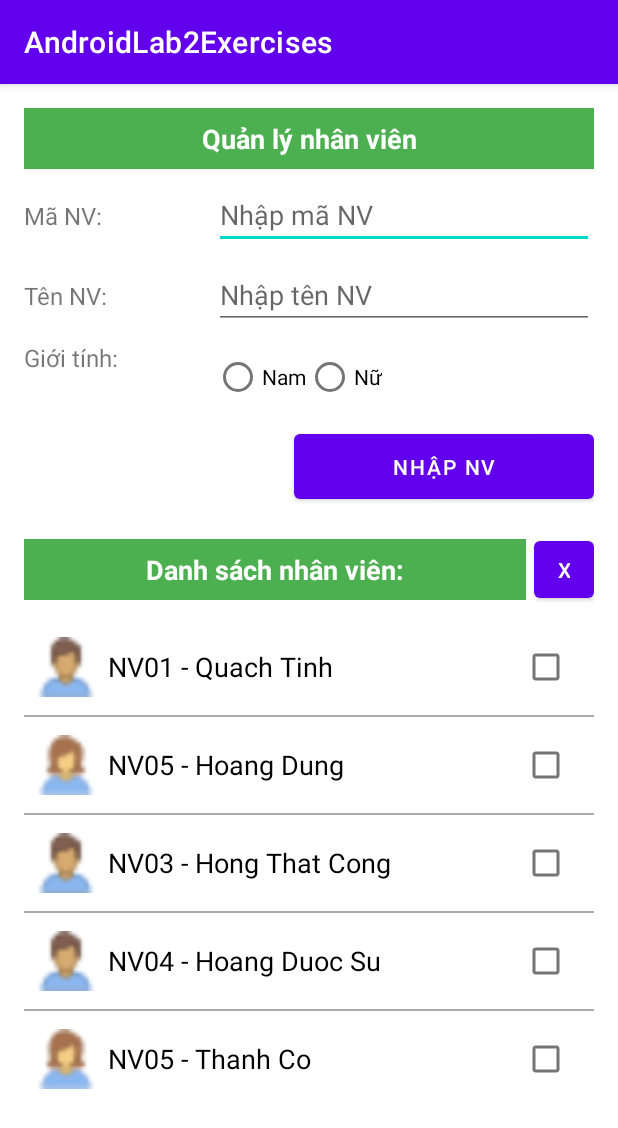
After one commit to HowardPeter/AndroidApp_Lab2, an Android app: the ActivityLab2Bai5 screen opened directly, with no data from a screen before it, on a phone screen of 412 x 824 dp. The commit adds this screen. Shown: the top 1128 px of the screen. Run offline under Robolectric (Android 15) with nearby library versions, the phone set to English and light mode, and no system bars.

Commit message:
Complete a half of exercise 5

```diff
--- a/app/src/main/AndroidManifest.xml
+++ b/app/src/main/AndroidManifest.xml
@@ -11,6 +11,9 @@
         android:supportsRtl="true"
         android:theme="@style/Theme.AndroidLab2Exercises"
         tools:targetApi="31">
+        <activity
+            android:name=".ActivityLab2Bai5"
+            android:exported="false" />
         <activity
             android:name=".Activity2Lab2Bai4"
             android:exported="false" />
--- /dev/null
+++ b/app/src/main/java/android/example/androidlab2exercises/ActivityLab2Bai5.java
@@ -0,0 +1,96 @@
+package android.example.androidlab2exercises;
+
+import androidx.appcompat.app.AppCompatActivity;
+
+import android.os.Bundle;
+import android.view.View;
+import android.widget.Button;
+import android.widget.CheckBox;
+import android.widget.EditText;
+import android.widget.ListView;
+import android.widget.RadioButton;
+import android.widget.RadioGroup;
+
+import java.util.ArrayList;
+
+public class ActivityLab2Bai5 extends AppCompatActivity {
+    EditText edtMaNV, edtTenNV;
+    RadioGroup rgGioiTinh;
+    RadioButton rbNam, rbNu;
+    Button btnNhap, btnXoaNV;
+    ListView lvNhanVien;
+    CheckBox cbXoaNV;
+    CustomAdapterNV customAdapterNV;
+    ArrayList<NhanVien> arrayListNV = new ArrayList<>();
+    int[] dsPic = new int[]{R.drawable.ic_male, R.drawable.ic_female, R.drawable.ic_male, R.drawable.ic_male, R.drawable.ic_female};
+    String[] dsMaNV = new String[]{"NV01", "NV05", "NV03", "NV04", "NV05"};
+    String[] dsTenNV = new String[]{"Quach Tinh", "Hoang Dung", "Hong That Cong", "Hoang Duoc Su", "Thanh Co"};
+    boolean[] dsGioiTinh = new boolean[]{true, false, true, true, false};
+    @Override
+    protected void onCreate(Bundle savedInstanceState) {
+        super.onCreate(savedInstanceState);
+        setContentView(R.layout.activity_lab2_bai5);
+        addControl();
+        addEvent();
+        importToLV();
+    }
+    void createData(int[] id, String[] ma, String[] ten, boolean[] gioi)
+    {
+        for (int i = 0; i < id.length; i++) {
+            NhanVien nv = new NhanVien();
+            nv.idPic = id[i];
+            nv.maNV = ma[i];
+            nv.tenNV = ten[i];
+            nv.gioiTinh = gioi[i];
+            arrayListNV.add(nv);
+        }
+    }
+    void addControl()
+    {
+        edtMaNV = (EditText) findViewById(R.id.edtMaNV);
+        edtTenNV = (EditText) findViewById(R.id.edtTenNV);
+        rgGioiTinh = (RadioGroup) findViewById(R.id.rgGioiTinh);
+        rbNam = (RadioButton) findViewById(R.id.rbNam);
+        rbNu = (RadioButton) findViewById(R.id.rbNu);
+        btnNhap = (Button) findViewById(R.id.btnNhap);
+        btnXoaNV = (Button) findViewById(R.id.btnXoaNV);
+        lvNhanVien = (ListView) findViewById(R.id.lvNhanVien);
+        cbXoaNV = (CheckBox) findViewById(R.id.cbXoaNV);
+    }
+    void addEvent()
+    {
+        btnNhap.setOnClickListener(new View.OnClickListener() {
+            @Override
+            public void onClick(View view) {
+                String maNV = edtMaNV.getText().toString();
+                String tenNV = edtTenNV.getText().toString();
+                boolean gioiTinh = rbNam.isChecked();
+
+                if(!maNV.isEmpty() && !tenNV.isEmpty()){
+                    arrayListNV.add(new NhanVien(maNV, tenNV, gioiTinh));
+                    customAdapterNV.notifyDataSetChanged();
+                }
+            }
+        });
+
+        // incomplete
+//        btnXoaNV.setOnClickListener(new View.OnClickListener() {
+//            @Override
+//            public void onClick(View view) {
+//                for (NhanVien nv : arrayListNV) {
+//                    if(nv.getPicked()){
+//                        arrayListNV.remove(nv);
+//                        customAdapterNV.notifyDataSetChanged();
+//                    }
+//                }
+//            }
+//        });
+
+    }
+    void importToLV()
+    {
+        createData(dsPic, dsMaNV, dsTenNV, dsGioiTinh);
+        customAdapterNV = new CustomAdapterNV(ActivityLab2Bai5.this, R.layout.custom_employees_layout, arrayListNV);
+        lvNhanVien.setAdapter(customAdapterNV);
+    }
+}
--- /dev/null
+++ b/app/src/main/java/android/example/androidlab2exercises/CustomAdapterNV.java
@@ -0,0 +1,53 @@
+package android.example.androidlab2exercises;
+
+import android.content.Context;
+import android.view.LayoutInflater;
+import android.view.View;
+import android.view.ViewGroup;
+import android.widget.ArrayAdapter;
+import android.widget.CheckBox;
+import android.widget.ImageView;
+import android.widget.TextView;
+
+import androidx.annotation.NonNull;
+import androidx.annotation.Nullable;
+
+import java.util.ArrayList;
+
+public class CustomAdapterNV extends ArrayAdapter {
+    Context context;
+    ArrayList<NhanVien> arrayList;
+    int layout;
+
+    public CustomAdapterNV(@NonNull Context context, int layout, @NonNull ArrayList<NhanVien> objects) {
+        super(context, layout, objects);
+        this.context = context;
+        this.layout = layout;
+        this.arrayList = objects;
+    }
+
+    @NonNull
+    @Override
+    public View getView(int position, @Nullable View convertView, @NonNull ViewGroup parent) {
+        NhanVien nv = arrayList.get(position);
+
+        if (convertView == null) {
+            convertView = LayoutInflater.from(context).inflate(layout,null);
+        }
+
+        ImageView imgAvatar = (ImageView) convertView.findViewById(R.id.imgAvatar);
+        if(nv.getGioiTinh()){
+            imgAvatar.setImageResource(R.drawable.ic_male);
+        }else{
+            imgAvatar.setImageResource(R.drawable.ic_female);
+        }
+
+        TextView tvNV = (TextView) convertView.findViewById(R.id.tvTTNV);
+        tvNV.setText(nv.getMaNV() + " - " + nv.getTenNV());
+
+//        CheckBox cbXoa = (CheckBox) convertView.findViewById(R.id.cbXoaNV);
+//        nv.setPicked(cbXoa.isChecked());
+
+        return convertView;
+    }
+}
--- a/app/src/main/java/android/example/androidlab2exercises/MainActivity.java
+++ b/app/src/main/java/android/example/androidlab2exercises/MainActivity.java
@@ -44,6 +44,6 @@ public class MainActivity extends AppCompatActivity {
         moveToActivity(btnBai12, ActivityLab2Bai1Bai2.class);
         moveToActivity(btnBai3, ActivityLab2Bai3.class);
         moveToActivity(btnBai4, Activity1Lab2Bai4.class);
-//        moveToActivity(btnBai5, ActivityLab2Bai3.class);
+        moveToActivity(btnBai5, ActivityLab2Bai5.class);
     }
 }
--- /dev/null
+++ b/app/src/main/java/android/example/androidlab2exercises/NhanVien.java
@@ -0,0 +1,43 @@
+package android.example.androidlab2exercises;
+
+public class NhanVien {
+    int idPic;
+    String maNV;
+    String tenNV;
+    Boolean gioiTinh;
+    Boolean isPicked;
+    public String getMaNV() {
+        return maNV;
+    }
+
+    public void setMaNV(String maNV) { this.maNV = maNV; }
+    public String getTenNV() {
+        return tenNV;
+    }
+
+    public void setTenNV(String tenNV) {
+        this.tenNV = tenNV;
+    }
+    public Boolean getGioiTinh() {
+        return gioiTinh;
+    }
+
+    public void setGioiTinh(Boolean gioiTinh) {
+        this.gioiTinh = gioiTinh;
+    }
+
+    public Boolean getPicked() {
+        return isPicked;
+    }
+    public void setPicked(Boolean picked) {
+        isPicked = picked;
+    }
+
+    public NhanVien() { }
+
+    public NhanVien(String maNV, String tenNV, Boolean gioiTinh) {
+        this.maNV = maNV;
+        this.tenNV = tenNV;
+        this.gioiTinh = gioiTinh;
+    }
+}
--- /dev/null
+++ b/app/src/main/res/layout/activity_lab2_bai5.xml
@@ -0,0 +1,141 @@
+<?xml version="1.0" encoding="utf-8"?>
+<LinearLayout xmlns:android="http://schemas.android.com/apk/res/android"
+    android:layout_width="match_parent"
+    android:layout_height="match_parent"
+    android:orientation="vertical"
+    android:padding="16dp">
+
+    <TextView
+        android:id="@+id/textViewTitle"
+        android:layout_width="match_parent"
+        android:layout_height="wrap_content"
+        android:gravity="center"
+        android:background="#4CAF50"
+        android:textColor="@color/white"
+        android:textSize="18sp"
+        android:padding="8dp"
+        android:textStyle="bold"
+        android:text="@string/qu_n_l_nh_n_vi_n"/>
+
+    <LinearLayout
+        android:layout_width="match_parent"
+        android:layout_height="wrap_content"
+        android:orientation="horizontal"
+        android:layout_marginTop="8dp">
+
+        <TextView
+            android:layout_width="0dp"
+            android:layout_height="wrap_content"
+            android:layout_weight="1"
+            android:textSize="16sp"
+            android:text="@string/m_nv"/>
+
+        <EditText
+            android:id="@+id/edtMaNV"
+            android:layout_width="0dp"
+            android:layout_height="wrap_content"
+            android:layout_weight="2"
+            android:inputType="text"
+            android:hint="@string/nh_p_m_nv"/>
+    </LinearLayout>
+
+    <LinearLayout
+        android:layout_width="match_parent"
+        android:layout_height="wrap_content"
+        android:orientation="horizontal"
+        android:layout_marginTop="8dp">
+
+        <TextView
+            android:layout_width="0dp"
+            android:layout_height="wrap_content"
+            android:layout_weight="1"
+            android:textSize="16sp"
+            android:text="@string/t_n_nv"/>
+
+        <EditText
+            android:id="@+id/edtTenNV"
+            android:layout_width="0dp"
+            android:layout_height="wrap_content"
+            android:layout_weight="2"
+            android:inputType="textPersonName"
+            android:hint="@string/nh_p_t_n_nv"/>
+    </LinearLayout>
+
+    <LinearLayout
+        android:layout_width="match_parent"
+        android:layout_height="wrap_content"
+        android:orientation="horizontal"
+        android:layout_marginTop="8dp">
+
+        <TextView
+            android:layout_width="0dp"
+            android:layout_height="wrap_content"
+            android:layout_weight="1"
+            android:textSize="16sp"
+            android:text="@string/gi_i_t_nh"/>
+
+        <RadioGroup
+            android:id="@+id/rgGioiTinh"
+            android:layout_width="0dp"
+            android:layout_height="wrap_content"
+            android:layout_weight="2"
+            android:orientation="horizontal">
+
+            <RadioButton
+                android:id="@+id/rbNam"
+                android:layout_width="wrap_content"
+                android:layout_height="wrap_content"
+                android:text="@string/nam"/>
+
+            <RadioButton
+                android:id="@+id/rbNu"
+                android:layout_width="wrap_content"
+                android:layout_height="wrap_content"
+                android:text="@string/n"/>
+        </RadioGroup>
+    </LinearLayout>
+
+    <Button
+        android:id="@+id/btnNhap"
+        android:layout_width="200dp"
+        android:layout_height="55dp"
+        android:layout_gravity="end"
+        android:layout_marginTop="8dp"
+        android:text="@string/nh_p_nv"/>
+
+    <LinearLayout
+        android:layout_width="match_parent"
+        android:layout_height="wrap_content"
+        android:layout_marginTop="16dp"
+        android:orientation="horizontal">
+
+        <TextView
+            android:layout_width="0dp"
+            android:layout_height="wrap_content"
+            android:layout_weight="1"
+            android:background="#4CAF50"
+            android:gravity="center"
+            android:layout_marginEnd="5dp"
+            android:layout_gravity="center_vertical"
+            android:padding="8dp"
+            android:textColor="#FFFFFF"
+            android:textSize="18sp"
+            android:textStyle="bold"
+            android:text="@string/danh_s_ch_nh_n_vi_n"/>
+
+        <Button
+            android:id="@+id/btnXoaNV"
+            android:layout_width="40dp"
+            android:layout_height="50dp"
+            android:text="@string/x" />
+    </LinearLayout>
+
+    <ListView
+        android:id="@+id/lvNhanVien"
+        android:layout_width="match_parent"
+        android:layout_height="wrap_content"
+        android:layout_marginTop="8dp"
+        android:divider="@android:color/darker_gray"
+        android:dividerHeight="1dp"/>
+
+</LinearLayout>
--- /dev/null
+++ b/app/src/main/res/layout/custom_employees_layout.xml
@@ -0,0 +1,30 @@
+<?xml version="1.0" encoding="utf-8"?>
+<LinearLayout xmlns:android="http://schemas.android.com/apk/res/android"
+    android:layout_width="match_parent"
+    android:layout_height="wrap_content"
+    android:orientation="horizontal"
+    android:padding="8dp">
+
+    <ImageView
+        android:id="@+id/imgAvatar"
+        android:layout_width="40dp"
+        android:layout_height="40dp"
+        android:layout_gravity="center"
+        android:src="@drawable/ic_male" />
+
+    <TextView
+        android:id="@+id/tvTTNV"
+        android:layout_width="0dp"
+        android:layout_height="wrap_content"
+        android:layout_weight="1"
+        android:layout_gravity="center_vertical"
+        android:paddingStart="8dp"
+        android:textColor="@color/black"
+        android:textSize="18sp"
+        android:text="Nhan vien" />
+
+    <CheckBox
+        android:id="@+id/cbXoaNV"
+        android:layout_width="wrap_content"
+        android:layout_height="wrap_content"/>
+</LinearLayout>
--- a/app/src/main/res/values/strings.xml
+++ b/app/src/main/res/values/strings.xml
@@ -14,4 +14,15 @@
     <string name="cmnd">CMND</string>
     <string name="h_t_n">Họ tên</string>
     <string name="th_ng_tin_c_nh_n">Thông tin cá nhân</string>
+    <string name="x">x</string>
+    <string name="danh_s_ch_nh_n_vi_n">Danh sách nhân viên:</string>
+    <string name="n">Nữ</string>
+    <string name="nh_p_nv">Nhập NV</string>
+    <string name="nam">Nam</string>
+    <string name="nh_p_t_n_nv">Nhập tên NV</string>
+    <string name="gi_i_t_nh">Giới tính:</string>
+    <string name="t_n_nv">Tên NV:</string>
+    <string name="nh_p_m_nv">Nhập mã NV</string>
+    <string name="qu_n_l_nh_n_vi_n">Quản lý nhân viên</string>
+    <string name="m_nv">Mã NV:</string>
 </resources>
```
Also changed, not shown: app/src/main/res/drawable/ic_female.png (added), app/src/main/res/drawable/ic_male.png (added).
